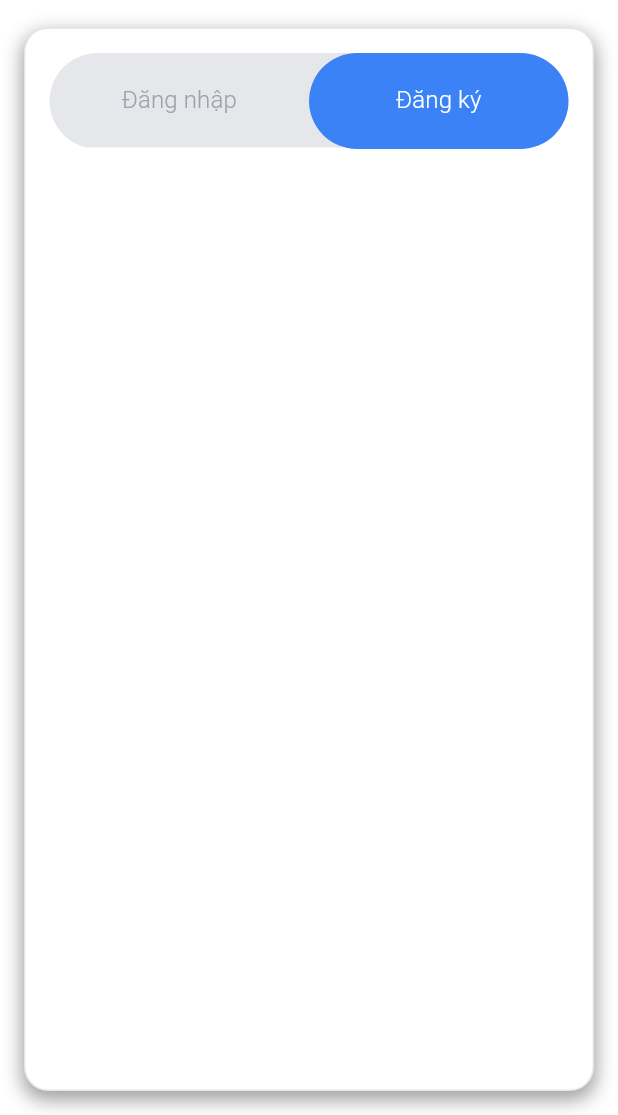
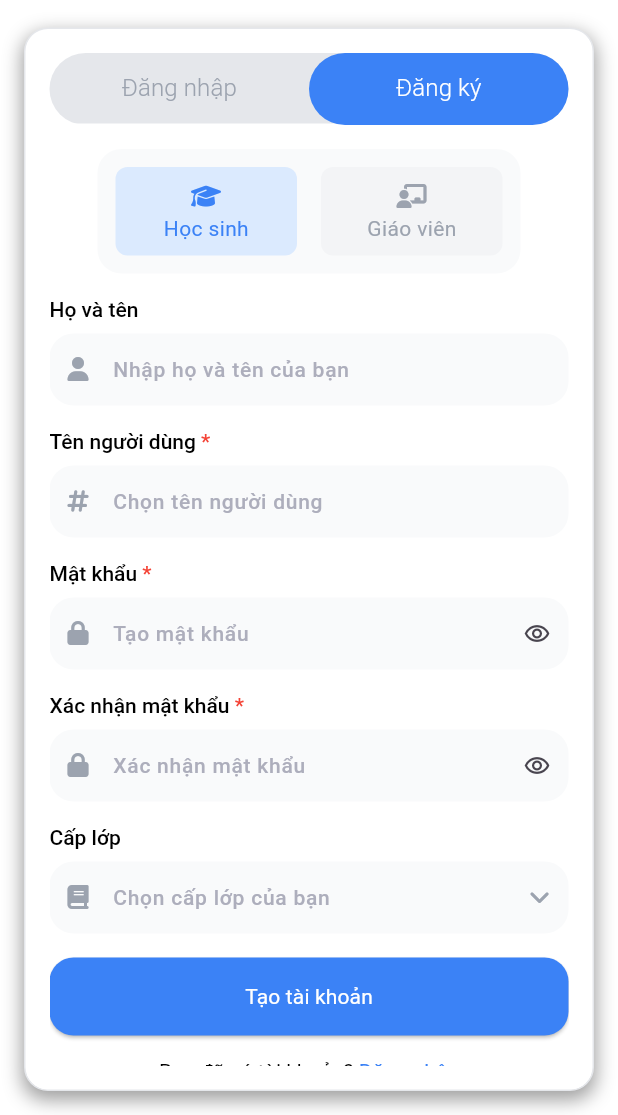
Before and after one commit to mdunggggg/mad_edu_land_fe, a Flutter app: the LoginAndRegisterScreen screen opened by its route, tab 2 chosen, on a phone screen of 412 x 824 dp, the part 121-1236 px from its top. Run offline on Flutter 3.47's test engine with Material 3 defaults, Android fonts, the phone set to English and light mode, and no system bars; our stand-ins replace auto_route, bloc, dio, easy_localization, flutter_bloc, freezed_annotation and 2 more; missing offline and left inert: curl_logger_dio_interceptor; accounts and stored records are empty.

Commit message:
[FE-ED-007]: Register screen (#5)
* [FE-ED-007]: register screen

* [FE-ED-007]: add validate

* [FE-ED-007]: update

```diff
--- a/assets/translations/en.json
+++ b/assets/translations/en.json
@@ -148,5 +148,6 @@
   "write_comment": "Write a comment",
   "your_classes": "Your Classes",
   "your_profile": "Your Profile",
-  "your_quizzes": "Your Quizzes"
+  "your_quizzes": "Your Quizzes",
+  "field_required": "This field is required"
 }
--- a/assets/translations/vi.json
+++ b/assets/translations/vi.json
@@ -148,5 +148,6 @@
   "write_comment": "Viết bình luận",
   "your_classes": "Lớp học",
   "your_profile": "Hồ sơ",
-  "your_quizzes": "Bài kiểm tra"
+  "your_quizzes": "Bài kiểm tra",
+  "field_required": "Trường này là bắt buộc"
 }
--- /dev/null
+++ b/lib/src/bloc/bloc_state.dart
@@ -0,0 +1,35 @@
+enum Status {
+  initial,
+  loading,
+  loaded,
+  error,
+  success,
+}
+
+class BlocState<T> {
+  Status status;
+  T? data;
+  String msg;
+  dynamic extraData;
+
+  BlocState({
+    this.status = Status.initial,
+    this.data,
+    this.msg = 'Error. Connection to server failed',
+    this.extraData,
+  });
+
+  BlocState<T> copyWith({
+    Status? status,
+    T? data,
+    String? msg,
+    dynamic extraData,
+  }) {
+    return BlocState(
+      status: status ?? this.status,
+      data: data ?? this.data,
+      msg: msg ?? this.msg,
+      extraData: extraData ?? this.extraData,
+    );
+  }
+}
--- a/lib/src/feature/components/app_input.dart
+++ b/lib/src/feature/components/app_input.dart
@@ -1,4 +1,5 @@
 import 'package:edu_land/src/resources/constant/app_colors.dart';
+import 'package:edu_land/src/resources/constant/app_strings.dart';
 import 'package:edu_land/src/resources/constant/app_styles.dart';
 import 'package:edu_land/src/shared/extension/ext_num.dart';
 import 'package:edu_land/src/shared/extension/ext_widget.dart';
@@ -87,13 +88,21 @@ class AppInput extends StatelessWidget {
           keyboardType: textInputType,
           controller: controller,
           textAlign: textAlign,
-          validator: validate,
+          validator: required ? (value) {
+            if(value == null || value.isEmpty) {
+              return AppStrings.fieldRequired;
+            }
+            if(validate != null) {
+              return validate!(value);
+            }
+            return null;
+          } : null,
           inputFormatters: inputFormatters,
           decoration: InputDecoration(
             filled: true,
             fillColor: const Color(AppColors.cF9),
             hintText: hintText,
-            hintStyle: StyleApp.light(),
+            hintStyle: StyleApp.medium(color: const Color(AppColors.cAD)),
             isDense: true,
             border: OutlineInputBorder(
               borderRadius: 16.radius,
@@ -104,8 +113,8 @@ class AppInput extends StatelessWidget {
             ),
             enabledBorder: OutlineInputBorder(
               borderRadius: 16.radius,
-              borderSide:  BorderSide(
-                color: Colors.black.withOpacity(0.3),
+              borderSide:  const BorderSide(
+                color: Colors.transparent,
                 width: 1,
               ),
             ),
@@ -117,8 +126,8 @@ class AppInput extends StatelessWidget {
               ),
             ),
             contentPadding: 8.paddingHor + 12.paddingVer,
-            suffixIcon: suffixIcon?.padding(6.paddingHor),
-            prefixIcon: prefixIcon?.padding(6.paddingHor),
+            suffixIcon: suffixIcon?.padding(12.paddingHor),
+            prefixIcon: prefixIcon?.padding(12.paddingHor),
             suffixIconConstraints: const BoxConstraints(
               minHeight: 16,
               minWidth: 16,
--- a/lib/src/feature/components/app_input_password.dart
+++ b/lib/src/feature/components/app_input_password.dart
@@ -5,6 +5,7 @@ import 'package:flutter/material.dart';
 import 'package:flutter/services.dart';
 
 import '../../resources/constant/app_colors.dart';
+import '../../resources/constant/app_strings.dart';
 
 class AppInputPassword extends StatelessWidget {
   AppInputPassword({
@@ -68,7 +69,9 @@ class AppInputPassword extends StatelessWidget {
             ),
           ),
         if (label != null) 8.height,
-        ValueListenableBuilder(valueListenable: showPass, builder: (context, value, child) {
+        ValueListenableBuilder(
+          valueListenable: showPass,
+          builder: (context, value, child) {
             return TextFormField(
               initialValue: initialValue,
               readOnly: readOnly,
@@ -91,14 +94,24 @@ class AppInputPassword extends StatelessWidget {
               keyboardType: textInputType,
               controller: controller,
               textAlign: textAlign,
-            validator: validate,
+              validator: required
+                  ? (value) {
+                      if (value == null || value.isEmpty) {
+                        return AppStrings.fieldRequired;
+                      }
+                      if (validate != null) {
+                        return validate!(value);
+                      }
+                      return null;
+                    }
+                  : null,
               obscureText: !value,
               inputFormatters: inputFormatters,
               decoration: InputDecoration(
                 filled: true,
                 fillColor: const Color(AppColors.cF9),
                 hintText: hintText,
-              hintStyle: StyleApp.light(),
+                hintStyle: StyleApp.medium(color: const Color(AppColors.cAD)),
                 isDense: true,
                 border: OutlineInputBorder(
                   borderRadius: 16.radius,
@@ -109,8 +122,8 @@ class AppInputPassword extends StatelessWidget {
                 ),
                 enabledBorder: OutlineInputBorder(
                   borderRadius: 16.radius,
-                borderSide: BorderSide(
-                  color: Colors.black.withOpacity(0.3),
+                  borderSide: const BorderSide(
+                    color: Colors.transparent,
                     width: 1,
                   ),
                 ),
@@ -124,10 +137,11 @@ class AppInputPassword extends StatelessWidget {
                 contentPadding: 8.paddingHor + 12.paddingVer,
                 suffixIcon: InkWell(
                   onTap: () => showPass.value = !showPass.value,
-                child: Icon(value ? Icons.remove_red_eye : Icons
-                    .remove_red_eye_outlined),
-              ).padding(6.paddingHor),
-              prefixIcon: prefixIcon?.padding(6.paddingHor),
+                  child: Icon(value
+                      ? Icons.remove_red_eye
+                      : Icons.remove_red_eye_outlined),
+                ).padding(12.paddingHor),
+                prefixIcon: prefixIcon?.padding(12.paddingHor),
                 suffixIconConstraints: const BoxConstraints(
                   minHeight: 16,
                   minWidth: 16,
@@ -138,8 +152,8 @@ class AppInputPassword extends StatelessWidget {
                 ),
               ),
             );
-        },)
-
+          },
+        )
       ],
     );
   }
--- a/lib/src/feature/components/fa_icon.dart
+++ b/lib/src/feature/components/fa_icon.dart
@@ -17,7 +17,7 @@ class FaIcon extends StatelessWidget {
     required this.iconCode,
     this.color,
     this.size = 16,
-    this.type = FaIconType.regular,
+    this.type = FaIconType.solid,
   });
 
   final String iconCode;
@@ -31,7 +31,7 @@ class FaIcon extends StatelessWidget {
       String.fromCharCode(int.parse(iconCode, radix: 16)),
       style: TextStyle(
         fontFamily: 'FontAwesome',
-        color: color ?? Colors.grey,
+        color: color,
         fontSize: size,
         fontWeight: type.weight,
       ),
--- a/lib/src/feature/screen/login_and_register/login/login_screen.dart
+++ b/lib/src/feature/screen/login_and_register/login/login_screen.dart
@@ -19,10 +19,15 @@ class LoginScreen extends StatefulWidget {
   State<LoginScreen> createState() => _LoginScreenState();
 }
 
-class _LoginScreenState extends State<LoginScreen> {
+class _LoginScreenState extends State<LoginScreen> with AutomaticKeepAliveClientMixin{
+
+  final key = GlobalKey<FormState>();
+
   @override
   Widget build(BuildContext context) {
-    return Column(
+    return Form(
+      key: key,
+      child: Column(
         crossAxisAlignment: CrossAxisAlignment.stretch,
         children: [
           Image.asset(
@@ -33,11 +38,13 @@ class _LoginScreenState extends State<LoginScreen> {
           AppInput(
             label: AppStrings.usernameOrEmail,
             hintText: AppStrings.enterUsernameOrEmail,
+            required: true,
           ),
           16.height,
           AppInputPassword(
             label: AppStrings.password,
             hintText: AppStrings.enterPassword,
+            required: true,
           ),
           16.height,
           Text(
@@ -48,7 +55,9 @@ class _LoginScreenState extends State<LoginScreen> {
           16.height,
           PrimaryButton(
             text: AppStrings.txtLogin,
-          onClick: () {},
+            onClick: () {
+              if(!key.currentState!.validate()) return;
+            },
             color: const Color(AppColors.c3B),
             paddingVer: 16,
             textStyle: StyleApp.normal(color: const Color(AppColors.cFFFF)),
@@ -74,6 +83,10 @@ class _LoginScreenState extends State<LoginScreen> {
             ),
           ),
         ],
+      ),
     );
   }
+
+  @override
+  bool get wantKeepAlive => true;
 }
--- a/lib/src/feature/screen/login_and_register/login_and_register_screen.dart
+++ b/lib/src/feature/screen/login_and_register/login_and_register_screen.dart
@@ -1,16 +1,21 @@
 import 'package:auto_route/annotations.dart';
 import 'package:edu_land/src/feature/components/fa_icon.dart';
 import 'package:edu_land/src/feature/screen/login_and_register/login/login_screen.dart';
+import 'package:edu_land/src/feature/screen/login_and_register/register/register_screen.dart';
 import 'package:edu_land/src/resources/constant/app_colors.dart';
 import 'package:edu_land/src/resources/constant/app_strings.dart';
 import 'package:edu_land/src/resources/constant/app_styles.dart';
 import 'package:edu_land/src/shared/extension/ext_num.dart';
-import 'package:edu_land/src/shared/extension/ext_widget.dart';
 import 'package:flutter/material.dart';
+
+enum TabItem { login, register }
+
 
 @RoutePage()
 class LoginAndRegisterScreen extends StatefulWidget {
-  const LoginAndRegisterScreen({super.key});
+  const LoginAndRegisterScreen({super.key, this.tabItem = TabItem.login});
+
+  final TabItem tabItem;
 
   @override
   State<LoginAndRegisterScreen> createState() => _LoginAndRegisterScreenState();
@@ -23,6 +28,7 @@ class _LoginAndRegisterScreenState extends State<LoginAndRegisterScreen>
   @override
   void initState() {
     tabController = TabController(length: 2, vsync: this);
+    tabController.index = widget.tabItem.index;
     super.initState();
   }
 
@@ -86,6 +92,7 @@ class _LoginAndRegisterScreenState extends State<LoginAndRegisterScreen>
         child: Column(
           children: [
             _buildTabar(),
+            16.height,
             _buildTabView(),
           ],
         ),
@@ -116,12 +123,12 @@ class _LoginAndRegisterScreenState extends State<LoginAndRegisterScreen>
             child: Text(
               AppStrings.txtLogin,
             ),
-          ).padding(8.paddingVer),
+          ),
           Tab(
             child: Text(
               AppStrings.register,
             ),
-          ).padding(8.paddingVer),
+          ),
         ],
       ),
     );
@@ -135,9 +142,13 @@ class _LoginAndRegisterScreenState extends State<LoginAndRegisterScreen>
           LoginScreen(
             onRegister: () => tabController.animateTo(1),
           ),
-          Container(),
+          RegisterScreen(
+            onLogin: () => tabController.animateTo(0),
+          ),
         ],
       ),
     );
   }
+
+
 }
--- /dev/null
+++ b/lib/src/feature/screen/login_and_register/register/register_bloc.dart
@@ -0,0 +1,21 @@
+import 'package:edu_land/src/bloc/bloc_state.dart';
+import 'package:bloc/bloc.dart';
+
+enum RegisterType {
+  student,
+  teacher,
+}
+
+class RegisterBloc extends Cubit<BlocState> {
+  RegisterBloc() : super(BlocState());
+
+  RegisterType _type = RegisterType.student;
+
+  RegisterType get type => _type;
+
+  set type(RegisterType value) {
+    _type = value;
+    emit(state.copyWith(status: Status.success));
+  }
+
+}
--- /dev/null
+++ b/lib/src/feature/screen/login_and_register/register/register_screen.dart
@@ -0,0 +1,206 @@
+import 'package:edu_land/src/bloc/bloc_state.dart';
+import 'package:edu_land/src/feature/components/app_input.dart';
+import 'package:edu_land/src/feature/components/app_input_password.dart';
+import 'package:edu_land/src/feature/components/fa_icon.dart';
+import 'package:edu_land/src/feature/components/primary_button.dart';
+import 'package:edu_land/src/feature/screen/login_and_register/register/register_bloc.dart';
+import 'package:edu_land/src/shared/extension/ext_num.dart';
+import 'package:edu_land/src/shared/extension/ext_string.dart';
+import 'package:edu_land/src/shared/extension/ext_widget.dart';
+import 'package:flutter/gestures.dart';
+import 'package:flutter/material.dart';
+import 'package:flutter_bloc/flutter_bloc.dart';
+import '../../../../resources/constant/app_colors.dart';
+import '../../../../resources/constant/app_strings.dart';
+import '../../../../resources/constant/app_styles.dart';
+
+class RegisterScreen extends StatefulWidget {
+  const RegisterScreen({super.key, required this.onLogin});
+
+  final VoidCallback onLogin;
+
+  @override
+  State<RegisterScreen> createState() => _RegisterScreenState();
+}
+
+class _RegisterScreenState extends State<RegisterScreen>
+    with AutomaticKeepAliveClientMixin {
+  final bloc = RegisterBloc();
+  final key = GlobalKey<FormState>();
+
+  @override
+  Widget build(BuildContext context) {
+    return Form(
+      key: key,
+      child: SingleChildScrollView(
+        child: Column(
+          children: [
+            _buildRegisterType(),
+            16.height,
+            AppInput(
+              label: AppStrings.fullName,
+              hintText: AppStrings.enterFullName,
+              prefixIcon: const FaIcon(
+                iconCode: 'f007',
+                type: FaIconType.light,
+                color: Color(AppColors.c9C),
+              ),
+            ),
+            16.height,
+            AppInput(
+              label: AppStrings.username,
+              hintText: AppStrings.chooseUsername,
+              required: true,
+              prefixIcon: const FaIcon(
+                iconCode: '23',
+                type: FaIconType.light,
+                color: Color(AppColors.c9C),
+              ),
+            ),
+            16.height,
+            AppInputPassword(
+              label: AppStrings.password,
+              hintText: AppStrings.createPassword,
+              required: true,
+              prefixIcon: const FaIcon(
+                iconCode: 'f023',
+                color: Color(AppColors.c9C),
+              ),
+            ),
+            16.height,
+            AppInputPassword(
+              label: AppStrings.confirmPassword,
+              hintText: AppStrings.confirmPassword,
+              required: true,
+              prefixIcon: const FaIcon(
+                iconCode: 'f023',
+                color: Color(AppColors.c9C),
+              ),
+              validate: (value) {
+                if(value.isEmptyOrNull) return AppStrings.fieldRequired;
+                // Compare 2 password
+
+              },
+            ),
+            16.height,
+            BlocBuilder<RegisterBloc, BlocState>(
+              bloc: bloc,
+              builder: (context, state) {
+                if (bloc.type == RegisterType.teacher) return const SizedBox();
+                return AppInput(
+                  label: AppStrings.gradeLevel,
+                  hintText: AppStrings.selectYourGrade,
+                  prefixIcon: const FaIcon(
+                    iconCode: 'f02d',
+                    color: Color(AppColors.c9C),
+                  ),
+                  suffixIcon: const FaIcon(
+                    iconCode: 'f107',
+                    color: Color(AppColors.c9C),
+                  ),
+                );
+              },
+            ),
+            16.height,
+            PrimaryButton(
+              text: AppStrings.createAccount,
+              onClick: () {
+                if (!key.currentState!.validate()) return;
+              },
+              color: const Color(AppColors.c3B),
+              paddingVer: 16,
+              textStyle: StyleApp.normal(color: const Color(AppColors.cFFFF)),
+            ).size(width: double.infinity),
+            16.height,
+            RichText(
+              textAlign: TextAlign.center,
+              text: TextSpan(
+                text: '${AppStrings.alreadyHaveAccount} ',
+                style: StyleApp.normal(),
+                children: [
+                  TextSpan(
+                    text: AppStrings.txtLogin,
+                    style: StyleApp.normal(
+                      color: const Color(
+                        AppColors.c3B,
+                      ),
+                    ),
+                    recognizer: TapGestureRecognizer()..onTap = widget.onLogin,
+                  ),
+                ],
+              ),
+            ),
+          ],
+        ),
+      ),
+    );
+  }
+
+  @override
+  bool get wantKeepAlive => true;
+
+  Container _buildRegisterType() {
+    return Container(
+      padding: 12.padding,
+      margin: 32.paddingHor,
+      decoration: BoxDecoration(
+        color: const Color(AppColors.cF9),
+        borderRadius: 16.radius,
+      ),
+      child: BlocBuilder<RegisterBloc, BlocState>(
+        bloc: bloc,
+        builder: (context, state) {
+          return Row(
+            children: [
+              _buildItem(
+                'f19d',
+                AppStrings.student,
+                bloc.type == RegisterType.student,
+              ).expanded(),
+              16.width,
+              _buildItem(
+                'f51c',
+                AppStrings.teacher,
+                bloc.type == RegisterType.teacher,
+              ).expanded(),
+            ],
+          );
+        },
+      ),
+    );
+  }
+
+  Widget _buildItem(String code, String title, bool isActive) {
+    final colorText =
+        isActive ? const Color(AppColors.c3B) : const Color(AppColors.c9C);
+    final colorBg =
+        isActive ? const Color(AppColors.cDBE) : const Color(AppColors.cF3);
+    return InkWell(
+      onTap: () {
+        bloc.type = RegisterType.values[1 -
+            RegisterType.values.indexWhere(
+              (element) => bloc.type == element,
+            )];
+      },
+      child: Container(
+        padding: 8.padding,
+        decoration: BoxDecoration(
+          color: colorBg,
+          borderRadius: 8.radius,
+        ),
+        child: Column(
+          children: [
+            FaIcon(
+              iconCode: code,
+              color: colorText,
+            ),
+            Text(
+              title,
+              style: StyleApp.normal(color: colorText),
+            ),
+          ],
+        ),
+      ),
+    );
+  }
+}
--- a/lib/src/feature/screen/welcome/welcome_screen.dart
+++ b/lib/src/feature/screen/welcome/welcome_screen.dart
@@ -10,6 +10,7 @@ import 'package:edu_land/src/shared/extension/ext_num.dart';
 import 'package:flutter/material.dart';
 
 import '../../../resources/constant/app_strings.dart';
+import '../login_and_register/login_and_register_screen.dart';
 
 @RoutePage()
 class WelcomeScreen extends StatelessWidget {
@@ -41,7 +42,7 @@ class WelcomeScreen extends StatelessWidget {
               child: PrimaryButton(
                 text: AppStrings.txtLogin,
                 onClick: () {
-                  context.router.push(const LoginAndRegisterRoute());
+                  context.router.push(LoginAndRegisterRoute());
                 },
                 color: const Color(AppColors.cFFD),
               ),
@@ -53,12 +54,17 @@ class WelcomeScreen extends StatelessWidget {
               width: 160,
               child: SecondaryButton(
                 text: AppStrings.register,
-                onClick: () {},
+                onClick: () {
+                  context.router
+                      .push(LoginAndRegisterRoute(tabItem: TabItem.register));
+                },
                 color: const Color(AppColors.c73),
               ),
             ),
           ),
-          const Spacer(flex: 2,),
+          const Spacer(
+            flex: 2,
+          ),
         ],
       ),
     );
--- a/lib/src/resources/constant/app_strings.dart
+++ b/lib/src/resources/constant/app_strings.dart
@@ -153,4 +153,5 @@ abstract class AppStrings {
   static String yourClasses = 'your_classes'.tr();
   static String yourProfile = 'your_profile'.tr();
   static String yourQuizzes = 'your_quizzes'.tr();
+  static String fieldRequired = 'field_required'.tr();
 }
```
Also changed, not shown: lib/src/router/router.gr.dart. Lines whose indentation alone changed are shown as unchanged.
